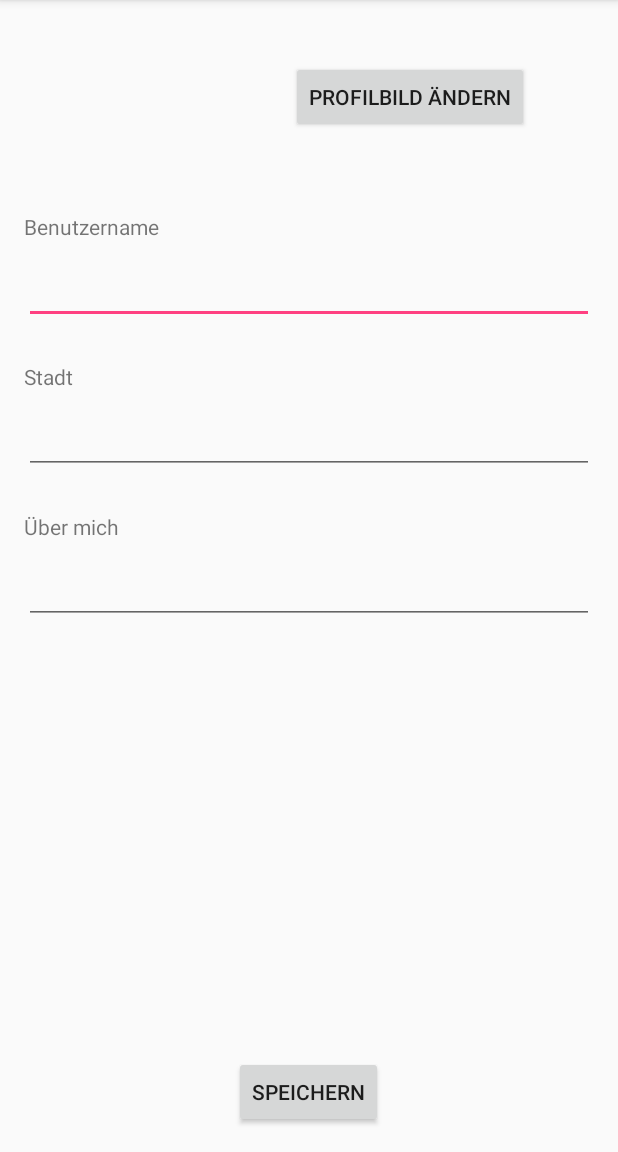
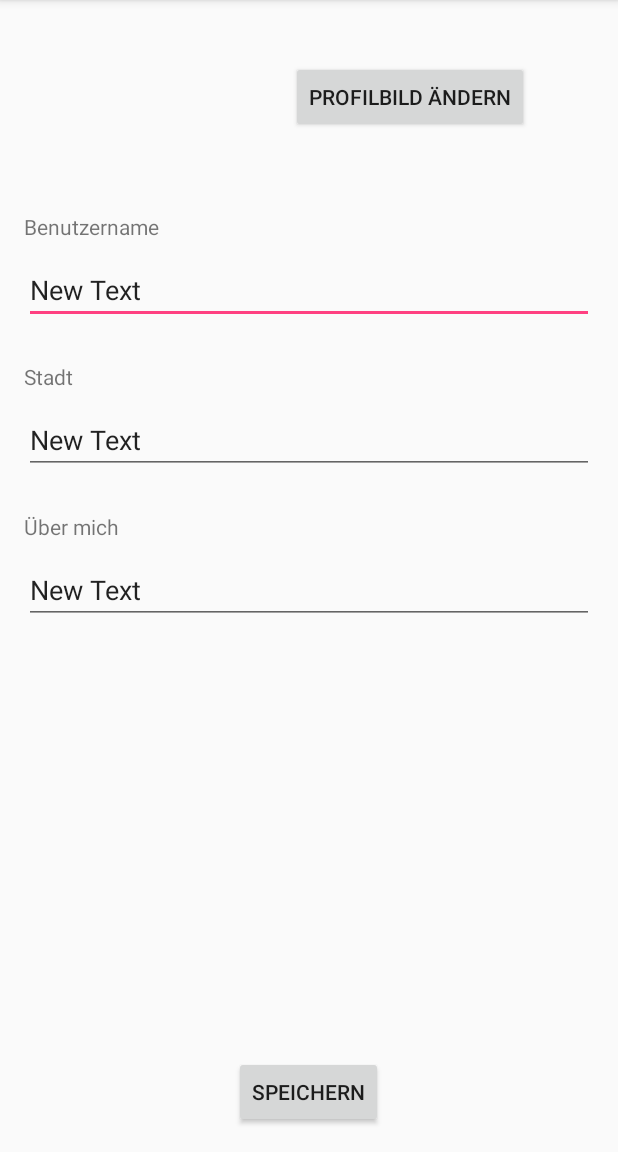
Before and after one commit to Rap-Battle-App/Frontend, an Android app: the screen it shows after launch (EditProfileActivity), after a tap on "PROFIL BEARBEITEN", on a phone screen of 412 x 824 dp, the part 84-1236 px from its top. Run offline under Robolectric (Android 15) with nearby library versions, the light colour scheme and no system bars; 1 statement that could not run was skipped.

Commit message:
Konstanten erstellt. Werte zwischen Activitys übergeben. Verhindern, dass TextViews beim start der App nicht auf null gesetzt werden.

```diff
--- a/Rapbattle16Bars/app/src/main/java/com/batllerap/hsosna/rapbattle16bars/EditProfileActivity.java
+++ b/Rapbattle16Bars/app/src/main/java/com/batllerap/hsosna/rapbattle16bars/EditProfileActivity.java
@@ -1,13 +1,20 @@
 package com.batllerap.hsosna.rapbattle16bars;
 
+import android.content.Intent;
 import android.support.v7.app.AppCompatActivity;
 import android.os.Bundle;
+import android.view.View;
 import android.widget.Button;
 import android.widget.EditText;
 import android.widget.ImageView;
 import android.widget.TextView;
+import android.widget.Toast;
 
 public class EditProfileActivity extends AppCompatActivity {
+
+    public final static String NEW_USERNAME = "com.batllerap.hsosna.rapbattle16bars.USERNAME";
+    public final static String NEW_LOCATION = "com.batllerap.hsosna.rapbattle16bars.LOCATION";
+    public final static String NEW_ABOUT_ME = "com.batllerap.hsosna.rapbattle16bars.ABOUTME";
 
     //Widgets Deklarieren und Initialisieren
 
@@ -34,21 +41,46 @@ public class EditProfileActivity extends AppCompatActivity {
         super.onCreate(savedInstanceState);
         setContentView(R.layout.activity_edit_profile);
 
+        Intent intent = getIntent();
+
         //TextView
-        this.txtvEditUsername = (TextView)findViewById(R.id.txtvEditUsername);
-        this.txtvEditLocation = (TextView)findViewById(R.id.txtvEditLocation);
-        this.txtvEditAboutMe = (TextView)findViewById(R.id.txtvEditAboutMe);
+        this.txtvEditUsername = (TextView) findViewById(R.id.txtvEditUsername);
+        this.txtvEditLocation = (TextView) findViewById(R.id.txtvEditLocation);
+        this.txtvEditAboutMe = (TextView) findViewById(R.id.txtvEditAboutMe);
 
         //EditText
-        this.txteNewUsername  = (EditText)findViewById(R.id.txteNewUsername);
-        this.txteNewLocation  = (EditText)findViewById(R.id.txteNewLocation);
-        this.txteNewAboutMe  = (EditText)findViewById(R.id.txteNewAboutMe);
+        this.txteNewUsername = (EditText) findViewById(R.id.txteNewUsername);
+        this.txteNewLocation = (EditText) findViewById(R.id.txteNewLocation);
+        this.txteNewAboutMe = (EditText) findViewById(R.id.txteNewAboutMe);
 
         //ImageView
-        this.imgvEditProfilePicture  = (ImageView)findViewById(R.id.imgvEditProfilePicture);
+        this.imgvEditProfilePicture = (ImageView) findViewById(R.id.imgvEditProfilePicture);
 
         //Button
-        this.btnSaveChanges  = (Button)findViewById(R.id.btnSaveChanges);
-        this.btnChangeProfilePicture  = (Button)findViewById(R.id.btnChangeProfilePicture);
+        this.btnSaveChanges = (Button) findViewById(R.id.btnSaveChanges);
+        this.btnChangeProfilePicture = (Button) findViewById(R.id.btnChangeProfilePicture);
+
+        txteNewUsername.setText(intent.getStringExtra(EditProfileActivity.NEW_USERNAME));
+        txteNewLocation.setText(intent.getStringExtra(EditProfileActivity.NEW_LOCATION));
+        txteNewAboutMe.setText(intent.getStringExtra(EditProfileActivity.NEW_ABOUT_ME));
+    }
+
+    public void saveChanges(View v) {
+        Intent intent = new Intent(EditProfileActivity.this, ProfileActivity.class);
+
+        //Zu übergebene Strings
+        String userName = txteNewUsername.getText().toString();
+        String location = txteNewLocation.getText().toString();
+        String aboutMe = txteNewAboutMe.getText().toString();
+
+        if (userName.isEmpty() || location.isEmpty() || aboutMe.isEmpty()) {
+            Toast.makeText(getApplicationContext(), "Alle Felder müssen ausgefüllt werden", Toast.LENGTH_LONG).show();
+        } else {
+            intent.putExtra(NEW_USERNAME, userName);
+            intent.putExtra(NEW_LOCATION, location);
+            intent.putExtra(NEW_ABOUT_ME, aboutMe);
+
+            startActivity(intent);
+        }
     }
 }
--- a/Rapbattle16Bars/app/src/main/java/com/batllerap/hsosna/rapbattle16bars/ProfileActivity.java
+++ b/Rapbattle16Bars/app/src/main/java/com/batllerap/hsosna/rapbattle16bars/ProfileActivity.java
@@ -9,6 +9,10 @@ import android.widget.ImageView;
 import android.widget.TextView;
 
 public class ProfileActivity extends AppCompatActivity {
+
+    public final static String OLD_USERNAME = "com.batllerap.hsosna.rapbattle16bars.USERNAME";
+    public final static String OLD_LOCATION = "com.batllerap.hsosna.rapbattle16bars.LOCATION";
+    public final static String OLD_ABOUT_ME = "com.batllerap.hsosna.rapbattle16bars.ABOUTME";
 
     //Widgets Deklarieren und Initialisieren
 
@@ -30,6 +34,8 @@ public class ProfileActivity extends AppCompatActivity {
         super.onCreate(savedInstanceState);
         setContentView(R.layout.activity_profile);
 
+        Intent intent = getIntent();
+
         //TextView
         this.txtvUsername = (TextView) findViewById(R.id.txtvUsername);
         this.txtvLocation = (TextView) findViewById(R.id.txtvLocation);
@@ -43,18 +49,28 @@ public class ProfileActivity extends AppCompatActivity {
         //Button
         this.btnEditProfile = (Button) findViewById(R.id.btnEditProfile);
 
-        //Listener
-       /* btnEditProfile.setOnClickListener(new View.OnClickListener() {
-            @Override
-            public void onClick(View v) {
-
-            }
-        });*/
+        //TODO beim start der App TextView nicht auf null setzen
+        if (!(intent.getExtras().size()==0)) {
+            this.txtvUsername.setText(intent.getStringExtra(EditProfileActivity.NEW_USERNAME));
+            this.txtvLocation.setText(intent.getStringExtra(EditProfileActivity.NEW_LOCATION));
+            this.txtvAboutMe.setText(intent.getStringExtra(EditProfileActivity.NEW_ABOUT_ME));
+        }
     }
 
     public void editProfil(View v) {
 
-        startActivity(new Intent(ProfileActivity.this, EditProfileActivity.class));
+        Intent intent = new Intent(ProfileActivity.this, EditProfileActivity.class);
+
+        //Zu übergebene Strings
+        String userName = txtvUsername.getText().toString();
+        String location = txtvLocation.getText().toString();
+        String aboutMe = txtvAboutMe.getText().toString();
+
+        intent.putExtra(OLD_USERNAME, userName);
+        intent.putExtra(OLD_LOCATION, location);
+        intent.putExtra(OLD_ABOUT_ME, aboutMe);
+
+        startActivity(intent);
 
     }
 }
--- a/Rapbattle16Bars/app/src/main/res/layout/activity_edit_profile.xml
+++ b/Rapbattle16Bars/app/src/main/res/layout/activity_edit_profile.xml
@@ -85,7 +85,8 @@
         android:text="@string/strSaveChangesDescription"
         android:id="@+id/btnSaveChanges"
         android:layout_alignParentBottom="true"
-        android:layout_centerHorizontal="true" />
+        android:layout_centerHorizontal="true"
+        android:onClick="saveChanges" />
 
     <Button
         android:layout_width="wrap_content"
```
